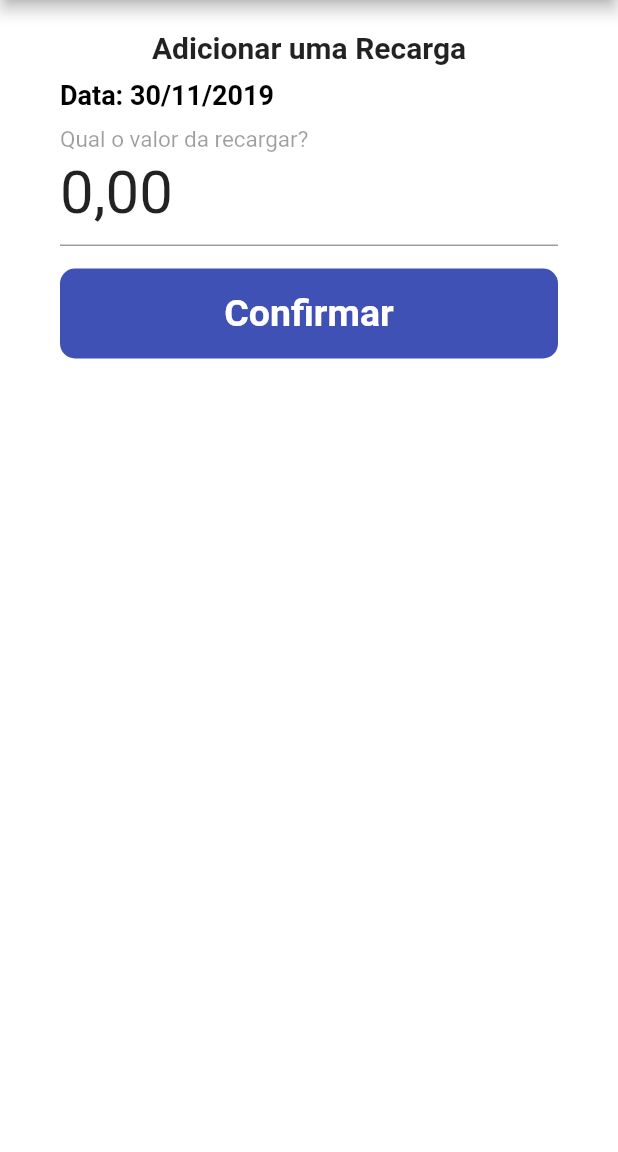
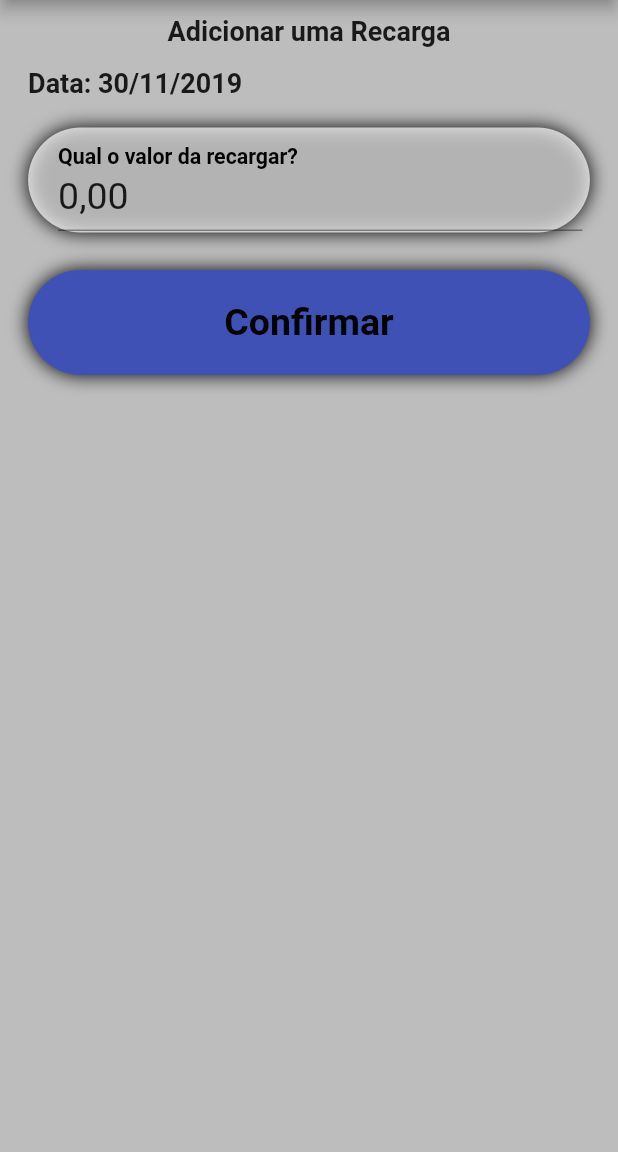
Before and after one commit to beliciobcardoso-zz/app_ticketsbus, a Flutter app: the Recarga screen opened directly, on a phone screen of 412 x 824 dp, the part 84-1236 px from its top. Run offline on Flutter 3.47's test engine with Material 2 defaults, Android fonts, the phone set to English and light mode, and no system bars; our stand-ins replace flutter_masked_text.

Commit message:
Finalizado Page Recarga

```diff
--- a/lib/pages/Recarga.dart
+++ b/lib/pages/Recarga.dart
@@ -33,65 +33,117 @@ class Recarga extends StatelessWidget {
         ],
       ),
       body: Container(
-        padding: EdgeInsets.only(
-          top: 20,
-          left: 40,
-          right: 40,
-        ),
-        color: Colors.white,
-        child: ListView(
+        width: MediaQuery.of(context).size.width,
+        color: Colors.grey[400],
+        child: Column(
           children: <Widget>[
-            Text(
+            Container(
+              margin: EdgeInsets.only(top: 10),
+              height: 30,
+              child: Column(
+                children: <Widget>[
+                  Container(
+                    alignment: AlignmentDirectional.center,
+                    width: MediaQuery.of(context).size.width / 1.1,
+                    child: Text(
                       "Adicionar uma Recarga",
                       style: TextStyle(
-                fontSize: 20,
+                        fontSize: 18,
                         fontWeight: FontWeight.bold,
                       ),
-              textAlign: TextAlign.center,
-            ),
-            SizedBox(
-              height: 10,
-            ),
-            Text(
-              "Data: $data",
-              style: TextStyle(
-                fontWeight: FontWeight.bold,
-                color: Colors.black,
-                fontSize: 18,
                     ),
                   ),
-            TextFormField(
+                ],
+              ),
+            ),
+            Container(
+              margin: EdgeInsets.only(top: 5),
+              height: 30,
+              child: Column(
+                children: <Widget>[
+                  Container(
+                    alignment: AlignmentDirectional.centerStart,
+                    width: MediaQuery.of(context).size.width / 1.1,
+                    child: Text(
+                      "Data: $data ",
+                      style: TextStyle(
+                        fontSize: 18,
+                        fontWeight: FontWeight.bold,
+                      ),
+                    ),
+                  ),
+                ],
+              ),
+            ),
+
+            Container(
+              //Inicio do inpunt "Quantas passagens uso hoje?"
+              margin: EdgeInsets.only(top: 10),
+              child: Column(
+                children: <Widget>[
+                  Container(
+                    width: MediaQuery.of(context).size.width / 1.1,
+                    height: 70,
+                    padding: EdgeInsets.only(
+                      top: 1,
+                      right: 5,
+                      bottom: 1,
+                      left: 20,
+                    ),
+                    decoration: BoxDecoration(
+                      borderRadius: BorderRadius.all(
+                        Radius.circular(50),
+                      ),
+                      color: Colors.white70,
+                      boxShadow: [
+                        BoxShadow(
+                          color: Colors.black,
+                          blurRadius: 10,
+                        ),
+                      ],
+                    ),
+                    child: TextFormField(
                       controller: controller,
                       keyboardType: TextInputType.number,
                       decoration: InputDecoration(
                         labelText: "Qual o valor da recargar?",
                         labelStyle: TextStyle(
-                  color: Colors.black38,
-                  fontWeight: FontWeight.w400,
-                  fontSize: 20,
+                          color: Colors.black,
+                          fontWeight: FontWeight.bold,
+                          fontSize: 19,
                         ),
                       ),
-              style: TextStyle(fontSize: 40),
+                      style: TextStyle(fontSize: 25),
                     ),
-            SizedBox(
-              height: 15,
-            ),
-            Container(
-              height: 60,
-              alignment: Alignment.centerLeft,
-              decoration: BoxDecoration(
-                gradient: LinearGradient(
-                  begin: Alignment.topLeft,
-                  end: Alignment.bottomRight,
-                  stops: [0.3, 1],
-                  colors: [
-                    Color(0xff3f51b5),
-                    Color(0xff3f51b5),
+                  )
                 ],
               ),
+            ),
+            //fim do inpunt "Quantas passagens uso hoje?"
+            Container(
+              //Container botão confirmar?"
+              margin: EdgeInsets.only(top: 25),
+              child: Column(
+                children: <Widget>[
+                  Container(
+                    alignment: AlignmentDirectional.center,
+                    width: MediaQuery.of(context).size.width / 1.1,
+                    height: 70,
+                    padding: EdgeInsets.only(
+                      top: 1,
+                      bottom: 1,
+                    ),
+                    decoration: BoxDecoration(
                       borderRadius: BorderRadius.all(
-                  Radius.circular(10),
+                        Radius.circular(50),
                       ),
+                      color: Colors.indigo,
+                      boxShadow: [
+                        BoxShadow(
+                          color: Colors.black,
+                          blurRadius: 10,
+                        ),
+                      ],
                     ),
                     child: SizedBox.expand(
                       child: FlatButton(
@@ -99,7 +151,7 @@ class Recarga extends StatelessWidget {
                           "Confirmar",
                           style: TextStyle(
                             fontWeight: FontWeight.bold,
-                      color: Colors.white,
+                            color: Colors.black,
                             fontSize: 25,
                           ),
                           textAlign: TextAlign.center,
@@ -111,6 +163,9 @@ class Recarga extends StatelessWidget {
                 ],
               ),
             ),
+          ],
+        ),
+      ),
     );
   }
 }
```
Lines whose indentation alone changed are shown as unchanged.
